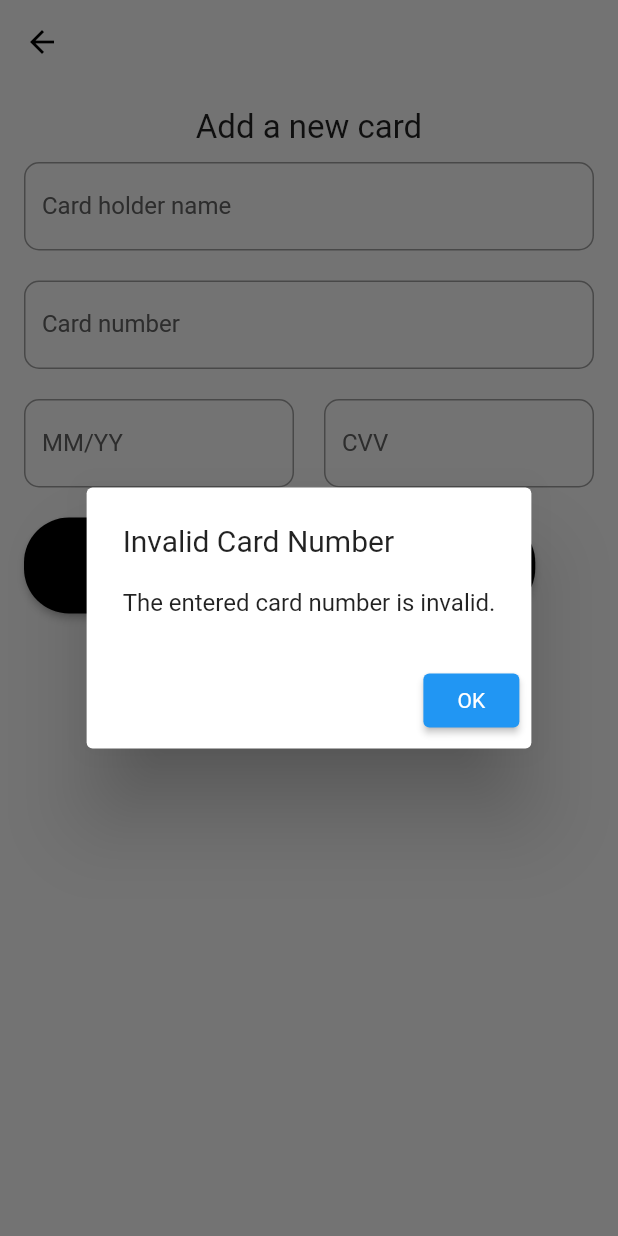
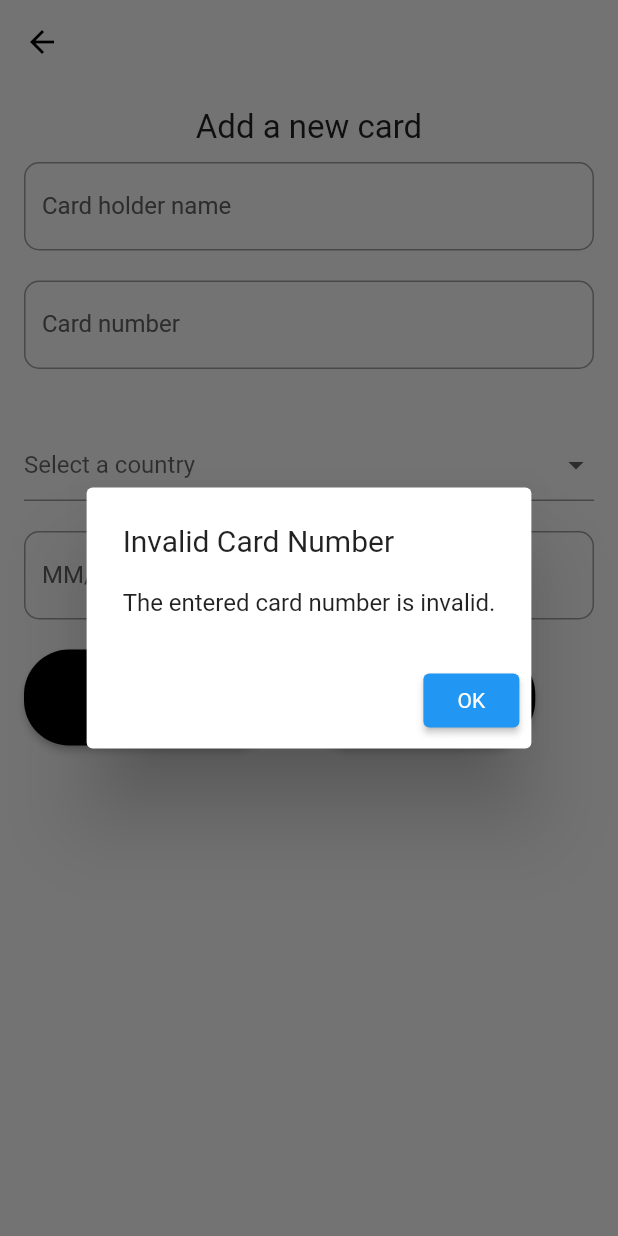
Before and after one commit to StephenBoikanyo/CardCheck, a Flutter app: the AddCardScreen screen opened by its route, after a tap on "Submit", on a phone screen of 412 x 824 dp. Run offline on Flutter 3.47's test engine with Material 2 defaults, Android fonts, the phone set to English and light mode, and no system bars; our stand-ins replace bloc, font_awesome_flutter, shared_preferences; missing offline and left inert: credit_card_scanner; accounts and stored records are empty; generated files the repository leaves out were written again.

Commit message:
Added country picker

```diff
--- a/lib/presentation/home/add_card_screen.dart
+++ b/lib/presentation/home/add_card_screen.dart
@@ -16,6 +16,10 @@ class _AddCardScreenState extends State<AddCardScreen> {
   final  TextEditingController _cardNumberController = TextEditingController();
   final  TextEditingController _cvvController   = TextEditingController();
   final  TextEditingController _expiryDateController = TextEditingController();
+  String? selectedCountry ;
+  final countryList = CountryList();
+  final cardUtils = CardUtils();
+
 
   //Card Submission Logic
   void _checkAndSaveCard() async {
@@ -32,6 +36,12 @@ class _AddCardScreenState extends State<AddCardScreen> {
     if (storedData.any((data) => data['cardNumber'] == cardNumber)) {
       _showAlertDialog('Card Already Added', 'The entered card has already been added.');
       _clearFields();
+      return;
+    }
+
+    final selectedCountry = this.selectedCountry;
+    if (selectedCountry != null && countryList.bannedCountries.contains(selectedCountry)) {
+      _showAlertDialog('Banned Country', 'The country your card is issued in has been banned.');
       return;
     }
 
@@ -85,7 +95,6 @@ class _AddCardScreenState extends State<AddCardScreen> {
 
   @override
   Widget build(BuildContext context) {
-    final cardUtils = CardUtils();
     return Scaffold(
         appBar: AppBar(
           backgroundColor: Colors.transparent,
@@ -119,6 +128,27 @@ class _AddCardScreenState extends State<AddCardScreen> {
                 const SizedBox(
                   height: 20,
                 ),
+                const SizedBox(
+                  height: 20,
+                ),
+                DropdownButtonFormField<String>(
+                  value: selectedCountry,
+                  hint: Text('Select a country'),
+                  onChanged: (String? newValue) {
+                    setState(() {
+                      selectedCountry = newValue.toString();
+                    });
+                  },
+                  items: countryList.countries.toSet().map<DropdownMenuItem<String>>(
+                        (String country) {
+                      return DropdownMenuItem<String>(
+                        value: country,
+                        child: Text(country),
+                      );
+                    },
+                  ).toList()
+                ),
+                const SizedBox(height: 20,),
                 Row(
                   children: [
                     Expanded(child: CustomTextField(fieldLabel: 'MM/YY',fieldController: _expiryDateController,)),
```
